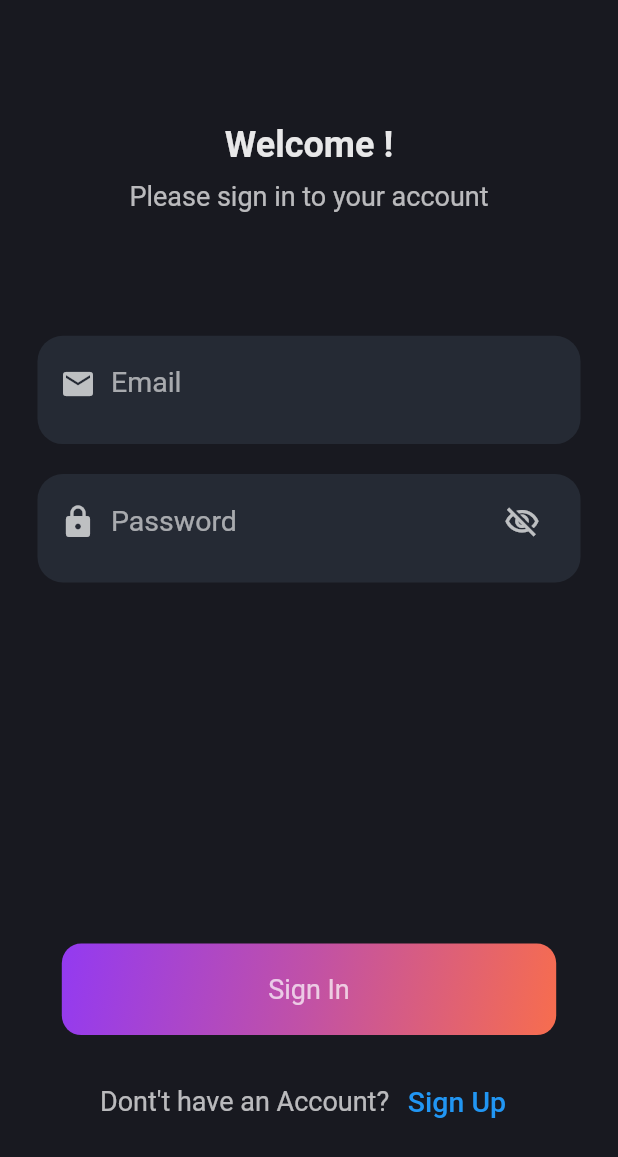
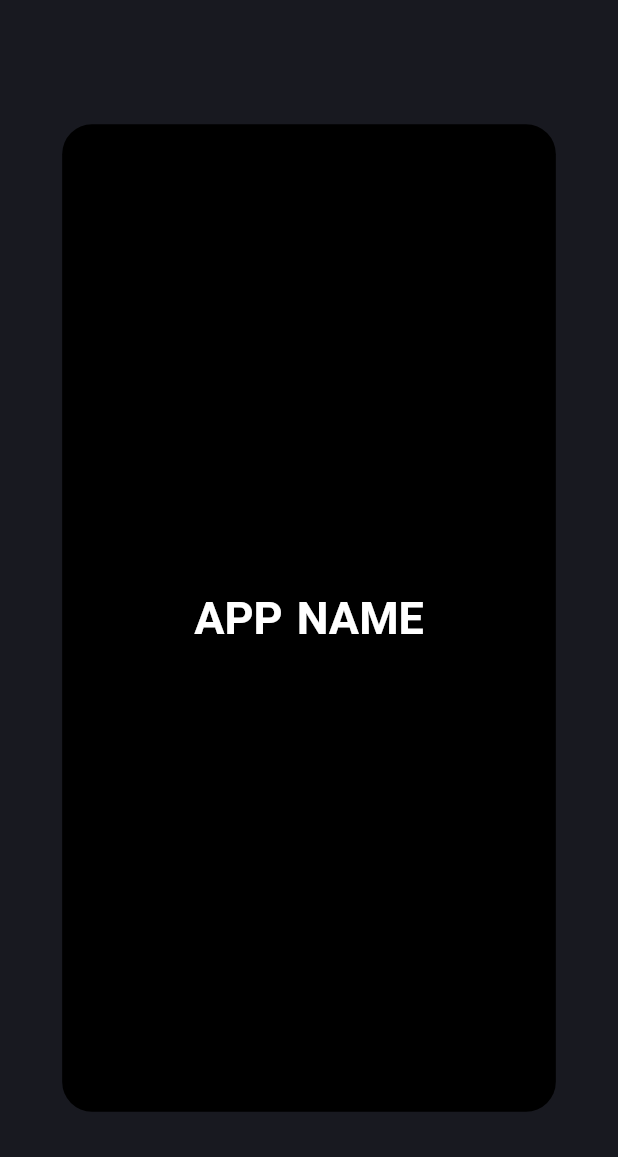
Before and after one commit to Ravi-Maurya74/movie_app, a Flutter app: the first screen one second after launch, on a phone screen of 412 x 824 dp. Shown: the top 1157 px of the screen. Run offline on Flutter 3.47's test engine with Material 2 defaults, Android fonts, the phone set to English and light mode, and no system bars; our stand-ins replace cached_network_image, flutter_bounceable, flutter_staggered_animations, flutter_typeahead, get_storage.

```diff
--- a/lib/helpers/networking.dart
+++ b/lib/helpers/networking.dart
@@ -2,7 +2,8 @@ import 'package:http/http.dart';
 import 'dart:convert';
 
 class NetworkHelper {
-  static String baseUrl = 'http://192.168.1.4:8000/api/';
+  static String baseUrl = 'http://106.214.205.250:8000/api/';
+  // static String baseUrl = 'http://192.168.1.4:8000/api/';
 
   Future<Response> getData({required String url}) async {
     final response = await get(Uri.parse(baseUrl + url));
--- a/lib/main.dart
+++ b/lib/main.dart
@@ -1,7 +1,10 @@
 import 'package:flutter/material.dart';
 import 'package:movie_app/pages/add_cast_page.dart';
+import 'package:movie_app/pages/add_to_database.dart';
+import 'package:movie_app/pages/animation_page.dart';
 import 'package:movie_app/pages/filtered_movies.dart';
 import 'package:movie_app/pages/home_page.dart';
+import 'package:movie_app/pages/loading_page.dart';
 import 'package:movie_app/pages/login_page.dart';
 import 'package:movie_app/pages/movie_page.dart';
 import 'package:movie_app/pages/register_page.dart';
@@ -46,16 +49,20 @@ class MyApp extends StatelessWidget {
               // primary: Colors.white70,
             ),
             scaffoldBackgroundColor: const Color.fromRGBO(24, 25, 32, 1),
-        ),
+            drawerTheme: const DrawerThemeData(
+              backgroundColor: Color.fromRGBO(24, 25, 32, 1),
+            )),
         // home: HomePage(),
         routes: {
-          '/': (context) => LoginPage(),
+          '/':(context) => SecondPage(),
+          LoginPage.routeName: (context) => LoginPage(),
           RegisterPage.routeName: (context) => RegisterPage(),
           // MoviePage.routeName: (context) => MoviePage(),
           ReviewPage.routeName: (context) => ReviewPage(),
           HomePage.routeName: (context) => HomePage(),
           FilteredMovies.routeName: (context) => const FilteredMovies(),
           AddCast.routeName: (context) => AddCast(),
+          AddToDatabase.routeName: (context) => AddToDatabase(),
         },
         onGenerateRoute: (settings) {
           if (settings.name == MoviePage.routeName) {
--- /dev/null
+++ b/lib/pages/animation_page.dart
@@ -0,0 +1,287 @@
+
+import 'package:animations/animations.dart';
+import 'package:flutter/material.dart';
+import 'dart:async';
+import 'dart:ui';
+
+import 'package:movie_app/pages/loading_page.dart';
+
+class MyWidget extends StatefulWidget {
+  @override
+  _MyWidgetState createState() => _MyWidgetState();
+}
+
+class _MyWidgetState extends State<MyWidget> {
+  @override
+  Widget build(BuildContext context) {
+    return Scaffold(
+      body: Center(
+        child: Column(
+          mainAxisAlignment: MainAxisAlignment.spaceEvenly,
+          children: [
+            Text(
+              'Suppose this is an app in your Ph_a\'s Screen page.',
+              textAlign: TextAlign.center,
+              style: TextStyle(
+                fontSize: 17,
+                fontWeight: FontWeight.bold,
+              ),
+            ),
+            OpenContainer(
+              closedBuilder: (_, openContainer) {
+                return Container(
+                  height: 80,
+                  width: 80,
+                  child: Center(
+                    child: Text(
+                      'App Logo',
+                      style: TextStyle(
+                        fontWeight: FontWeight.bold,
+                      ),
+                    ),
+                  ),
+                );
+              },
+              openColor: Colors.white,
+              closedElevation: 20,
+              closedShape: RoundedRectangleBorder(
+                  borderRadius: BorderRadius.circular(20)),
+              transitionDuration: Duration(milliseconds: 700),
+              openBuilder: (_, closeContainer) {
+                return SecondPage();
+              },
+            ),
+          ],
+        ),
+      ),
+    );
+  }
+}
+
+class SecondPage extends StatefulWidget {
+  @override
+  _SecondPageState createState() => _SecondPageState();
+}
+
+class _SecondPageState extends State<SecondPage> {
+  bool _a = false;
+  bool _b = false;
+  bool _c = false;
+  bool _d = false;
+  bool _e = false;
+  bool _f = false;
+  bool _g = false;
+  bool _h = true;
+
+  final TextStyle initialStyle = TextStyle(
+    fontSize: 30,
+    color: Colors.black,
+    fontWeight: FontWeight.w600,
+    wordSpacing: 2,
+  );
+
+  final TextStyle finalStyle = TextStyle(
+    fontSize: 30,
+    color: Colors.white,
+    fontWeight: FontWeight.w600,
+    wordSpacing: 2,
+  );
+
+  @override
+  void initState() {
+    super.initState();
+    Timer(Duration(milliseconds: 500), () {
+      setState(() {
+        _g = true;
+        _a = true;
+        _h = !_h;
+      });
+    });
+    Timer(Duration(seconds: 1), () {
+      setState(() {
+        _b = true;
+        _h = !_h;
+      });
+    });
+    Timer(Duration(milliseconds: 1500), () {
+      setState(() {
+        _c = true;
+        _h = !_h;
+      });
+    });
+    Timer(Duration(seconds: 2), () {
+      setState(() {
+        _d = true;
+        _h = !_h;
+      });
+    });
+    Timer(Duration(milliseconds: 2500), () {
+      setState(() {
+        _e = true;
+        _h = !_h;
+      });
+    });
+    Timer(Duration(seconds: 3), () {
+      setState(() {
+        _f = true;
+        _h = !_h;
+        _g = false;
+      });
+    });
+    Timer(Duration(milliseconds: 4000), () {
+      Navigator.of(context).pushReplacement(
+        ThisIsFadeRoute(
+          route: Loading(),
+          page: Loading(),
+        ),
+      );
+    });
+  }
+
+  @override
+  void dispose() {
+    super.dispose();
+  }
+
+  @override
+  Widget build(BuildContext context) {
+    double _height = MediaQuery.of(context).size.height;
+    double _width = MediaQuery.of(context).size.width;
+
+    return Scaffold(
+      body: Stack(
+        children: [
+          Center(
+            child: AnimatedContainer(
+              duration: Duration(milliseconds: 2500),
+              curve: Curves.fastLinearToSlowEaseIn,
+              height: _a ? _height : 0,
+              width: _a ? _width : 0,
+              decoration: BoxDecoration(
+                color: Colors.black,
+                borderRadius: BorderRadius.circular(_a ? 0 : 99),
+              ),
+            ),
+          ),
+          Center(
+            child: AnimatedContainer(
+              duration: Duration(milliseconds: 2500),
+              curve: Curves.fastLinearToSlowEaseIn,
+              height: _b ? _height : 0,
+              width: _b ? _width : 0,
+              decoration: BoxDecoration(
+                color: Colors.white,
+                borderRadius: BorderRadius.circular(_b ? 0 : 99),
+              ),
+            ),
+          ),
+          Center(
+            child: AnimatedContainer(
+              duration: Duration(milliseconds: 2500),
+              curve: Curves.fastLinearToSlowEaseIn,
+              height: _c ? _height : 0,
+              width: _c ? _width : 0,
+              decoration: BoxDecoration(
+                color: Colors.black,
+                borderRadius: BorderRadius.circular(_c ? 0 : 99),
+              ),
+            ),
+          ),
+          Center(
+            child: AnimatedContainer(
+              duration: Duration(milliseconds: 2500),
+              curve: Curves.fastLinearToSlowEaseIn,
+              height: _d ? _height : 0,
+              width: _d ? _width : 0,
+              decoration: BoxDecoration(
+                color: Colors.white,
+                borderRadius: BorderRadius.circular(_d ? 0 : 99),
+              ),
+            ),
+          ),
+          Center(
+            child: AnimatedContainer(
+              duration: Duration(milliseconds: 2500),
+              curve: Curves.fastLinearToSlowEaseIn,
+              height: _e ? _height : 0,
+              width: _e ? _width : 0,
+              decoration: BoxDecoration(
+                color: Colors.black,
+                borderRadius: BorderRadius.circular(_e ? 0 : 99),
+              ),
+            ),
+          ),
+          Center(
+            child: AnimatedContainer(
+              duration: Duration(milliseconds: 2200),
+              curve: Curves.fastLinearToSlowEaseIn,
+              height: _f ? _height : 0,
+              width: _f ? _width : 0,
+              decoration: BoxDecoration(
+                color: Colors.white,
+                borderRadius: BorderRadius.circular(_f ? 0 : 99),
+              ),
+            ),
+          ),
+          Center(
+            child: _g
+                ? AnimatedDefaultTextStyle(
+                    style: _h ? initialStyle : finalStyle,
+                    duration: Duration(seconds: 2),
+                    curve: Curves.fastLinearToSlowEaseIn,
+                    child: Text("APP NAME"),
+                  )
+                : SizedBox(),
+          ),
+        ],
+      ),
+    );
+  }
+}
+
+class ThisIsFadeRoute extends PageRouteBuilder {
+  final Widget page;
+  final Widget route;
+
+  ThisIsFadeRoute({required this.page,required this.route})
+      : super(
+          pageBuilder: (
+            BuildContext context,
+            Animation<double> animation,
+            Animation<double> secondaryAnimation,
+          ) =>
+              page,
+          transitionsBuilder: (
+            BuildContext context,
+            Animation<double> animation,
+            Animation<double> secondaryAnimation,
+            Widget child,
+          ) =>
+              FadeTransition(
+            opacity: animation,
+            child: route,
+          ),
+        );
+}
+
+class ThirdPage extends StatelessWidget {
+  @override
+  Widget build(BuildContext context) {
+    return Scaffold(
+      appBar: AppBar(
+          title: Text('HOME PAGE'),
+          centerTitle: true,
+          brightness: Brightness.dark,
+          backgroundColor: Colors.black),
+      body: Center(
+        child: Text(
+          "APP HOME PAGE",
+          style: TextStyle(
+            fontWeight: FontWeight.bold,
+            fontSize: 20,
+          ),
+        ),
+      ),
+    );
+  }
+}
--- a/lib/pages/movie_page.dart
+++ b/lib/pages/movie_page.dart
@@ -200,8 +200,8 @@ class MoviePage extends StatelessWidget {
       ),
       floatingActionButton: ExtendedFAB(
           scrollController: scrollController,
-          label: 'Review',
-          iconData: Icons.edit_outlined),
+          label: 'Comments',
+          iconData: Icons.message),
     );
   }
 }
--- a/pubspec.yaml
+++ b/pubspec.yaml
@@ -47,6 +47,8 @@ dependencies:
   provider: ^6.0.5
   get_storage: ^2.0.3
   flutter_bounceable: ^1.0.3
+  carousel_slider: ^4.2.1
+  animations: ^2.0.7
 
 dev_dependencies:
   flutter_test:
```
Also changed, not shown: lib/pages/add_cast_page.dart (+6 -1 lines), lib/pages/add_to_database.dart (added, +73 -0 lines), lib/pages/home_page.dart (+8 -3 lines), lib/pages/loading_page.dart (added, +69 -0 lines), lib/pages/login_page.dart (+13 -7 lines), lib/pages/register_page.dart (+31 -2 lines), lib/widgets/home_page_drawer.dart (added, +103 -0 lines), pubspec.lock. Lines whose indentation alone changed are shown as unchanged.
